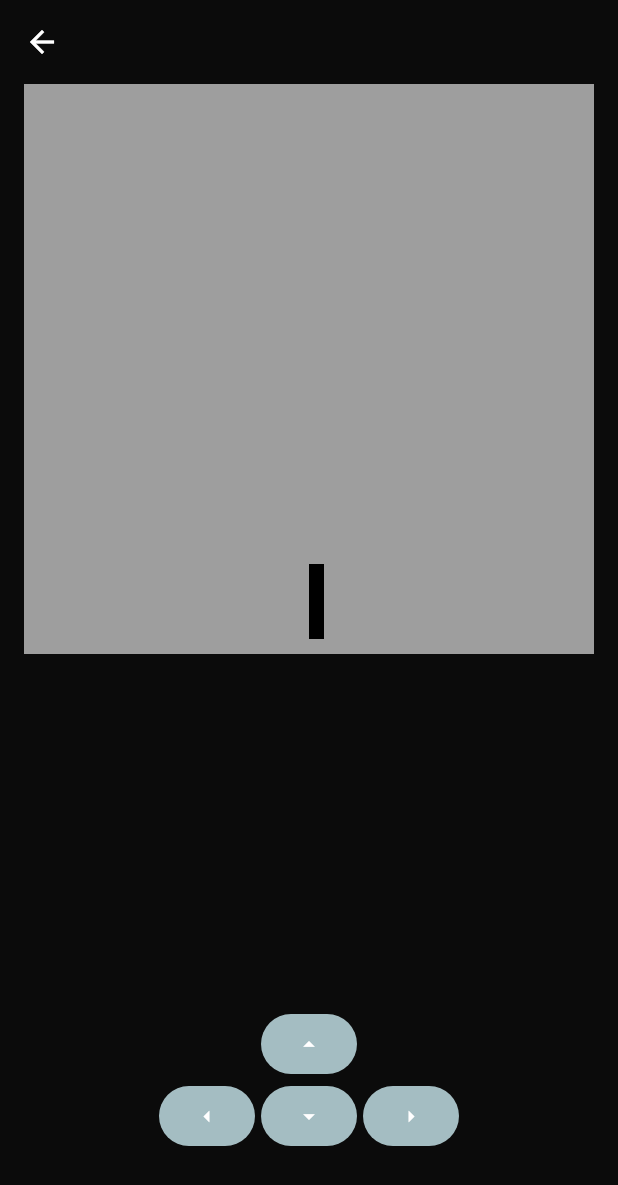
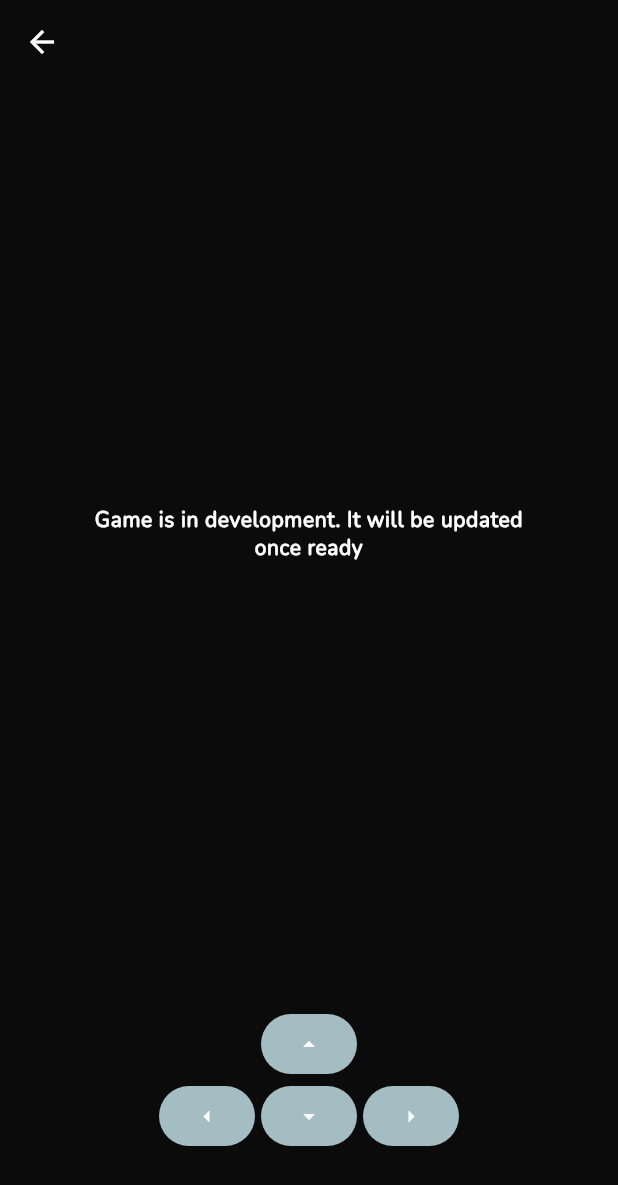
Before and after one commit to OnwukaDaniel/portfolio, a Flutter app: the SnakeGame screen opened directly, on a phone screen of 412 x 824 dp. Shown: the top 1185 px of the screen. Run offline on Flutter 3.47's test engine with Material 3 defaults, Android fonts, the phone set to English and light mode, and no system bars; our stand-ins replace animated_background, animated_text_kit, carousel_slider, font_awesome_flutter, stacked, video_player; missing offline and left inert: animated_gradient, code_text_field, highlight, media_kit, media_kit_video, particles_flutter and 1 more.

```diff
--- a/lib/ui/home/snake_game.dart
+++ b/lib/ui/home/snake_game.dart
@@ -9,7 +9,8 @@ class SnakeGame extends StatelessWidget {
     var bs = TextUtils.bodySmall(context).copyWith(fontFamily: 'Nunito');
     var smallestSide = size.width <= size.height ? size.width : size.height;
     // Space for controls.
-    if(smallestSide == size.height) smallestSide = smallestSide - kToolbarHeight * 3;
+    if (smallestSide == size.height)
+      smallestSide = smallestSide - kToolbarHeight * 3;
 
     return ViewModelBuilder.reactive(
       viewModelBuilder: () => SnakeGameViewModel(),
@@ -24,12 +25,23 @@ class SnakeGame extends StatelessWidget {
               icon: Icon(Icons.arrow_back, color: bs.color),
             ),
           ),
-          body: Center(
-            child: CustomPaint(
-              size: Size(size.width - 32, size.height - kToolbarHeight),
-              painter: GamePaint(model.gameObjects),
-            ),
-          ),
+          body: 0 == 0
+              ? Center(
+                child: Padding(
+                  padding: const EdgeInsets.all(46),
+                  child: Text(
+                      'Game is in development. It will be updated once ready',
+                      textAlign: TextAlign.center,
+                      style: bs.copyWith(fontWeight: FontWeight.bold),
+                    ),
+                ),
+              )
+              : Center(
+                  child: CustomPaint(
+                    size: Size(size.width - 32, size.height - kToolbarHeight),
+                    painter: GamePaint(model.gameObjects),
+                  ),
+                ),
           bottomNavigationBar: Wrap(
             alignment: WrapAlignment.end,
             children: [
```
Also changed, not shown: 1 other file.
